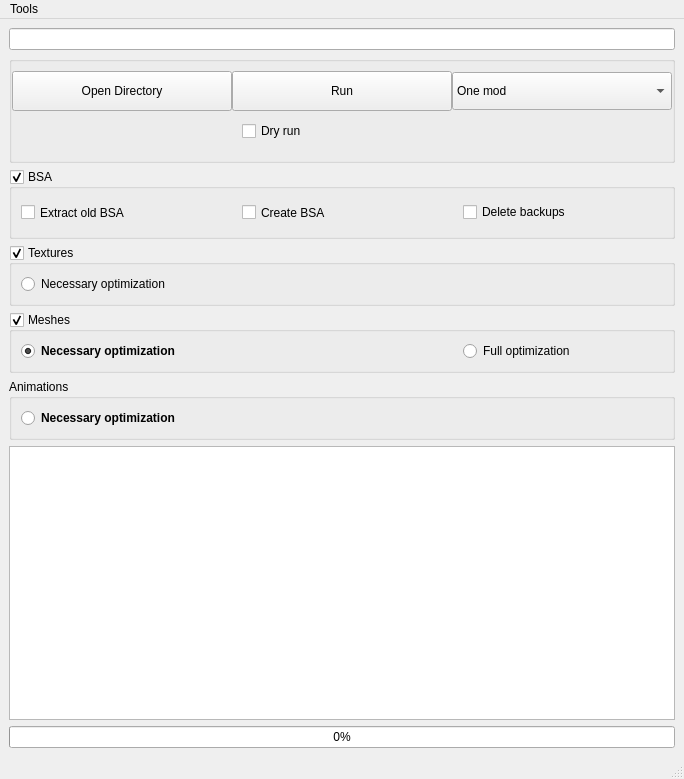
Guekka/cathedral-assets-optimizer, file CAO_frontend/TES5.ui: the form before one commit.
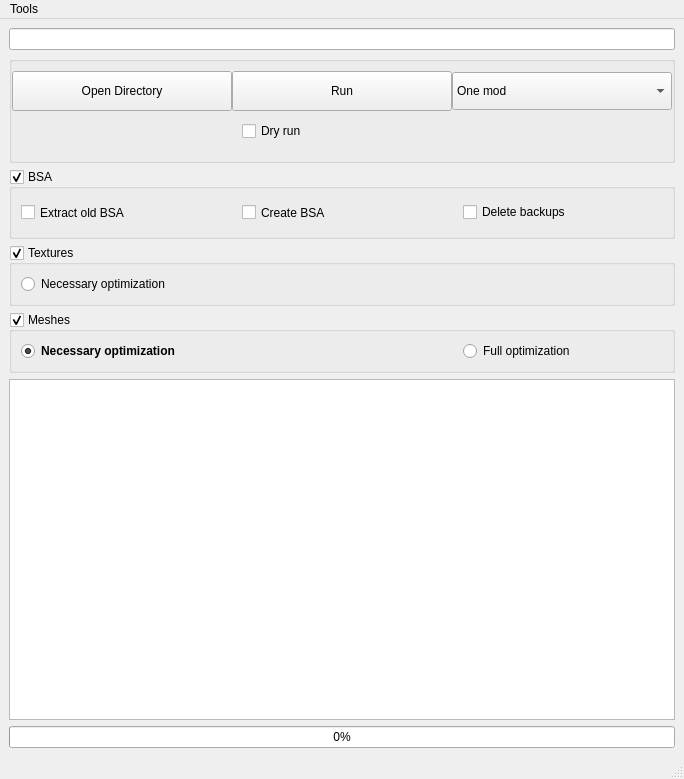
The form after the commit.

```diff
--- a/CAO_frontend/TES5.ui
+++ b/CAO_frontend/TES5.ui
@@ -423,70 +423,6 @@
       </layout>
      </widget>
     </item>
-    <item>
-     <widget class="QGroupBox" name="animationsGroupBox">
-      <property name="enabled">
-       <bool>true</bool>
-      </property>
-      <property name="sizePolicy">
-       <sizepolicy hsizetype="Expanding" vsizetype="Fixed">
-        <horstretch>0</horstretch>
-        <verstretch>0</verstretch>
-       </sizepolicy>
-      </property>
-      <property name="title">
-       <string>Animations</string>
-      </property>
-      <property name="flat">
-       <bool>true</bool>
-      </property>
-      <property name="checkable">
-       <bool>false</bool>
-      </property>
-      <layout class="QHBoxLayout" name="horizontalLayout_4">
-       <item>
-        <widget class="QRadioButton" name="animationOptimizationRadioButton">
-         <property name="sizePolicy">
-          <sizepolicy hsizetype="Expanding" vsizetype="Expanding">
-           <horstretch>0</horstretch>
-           <verstretch>0</verstretch>
-          </sizepolicy>
-         </property>
-         <property name="minimumSize">
-          <size>
-           <width>200</width>
-           <height>0</height>
-          </size>
-         </property>
-         <property name="font">
-          <font>
-           <weight>75</weight>
-           <bold>true</bold>
-          </font>
-         </property>
-         <property name="cursor">
-          <cursorShape>WhatsThisCursor</cursorShape>
-         </property>
-         <property name="focusPolicy">
-          <enum>Qt::NoFocus</enum>
-         </property>
-         <property name="toolTip">
-          <string>&lt;html&gt;&lt;head/&gt;&lt;body&gt;&lt;p&gt;Converts animations to SSE format. If an animation is already compatible, no change will be made.&lt;/p&gt;&lt;/body&gt;&lt;/html&gt;</string>
-         </property>
-         <property name="text">
-          <string>Necessary optimization</string>
-         </property>
-         <property name="checkable">
-          <bool>false</bool>
-         </property>
-         <property name="checked">
-          <bool>false</bool>
-         </property>
-        </widget>
-       </item>
-      </layout>
-     </widget>
-    </item>
     <item>
      <widget class="QPlainTextEdit" name="plainTextEdit"/>
     </item>
```
